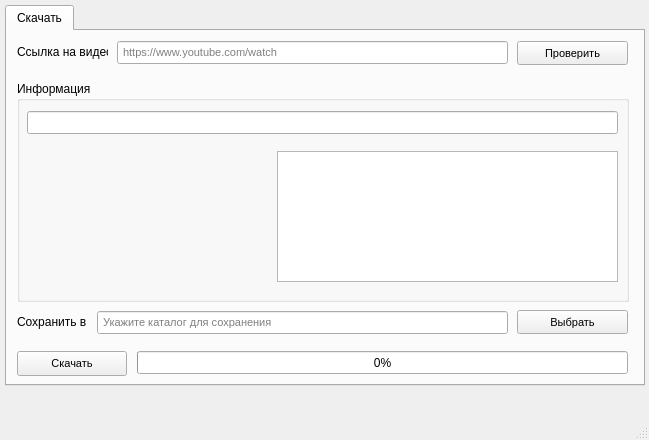
Old version of the form untitled.ui in the repository sourcecasts/tubeles.
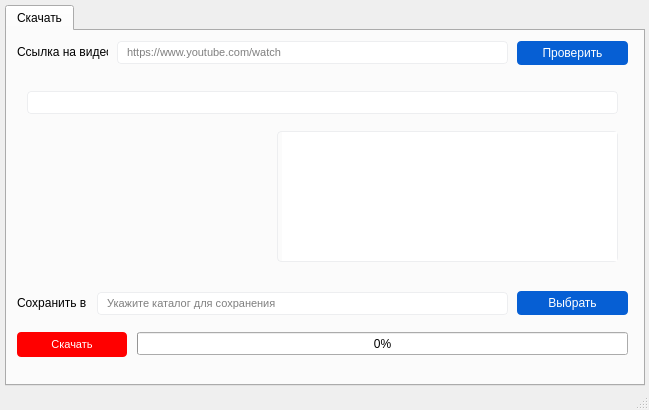
New version of the form. Icons and pictures are not drawn.

The edit to the form file:
```diff
--- a/untitled.ui
+++ b/untitled.ui
@@ -10,7 +10,7 @@
     <x>0</x>
     <y>0</y>
     <width>649</width>
-    <height>440</height>
+    <height>410</height>
    </rect>
   </property>
   <property name="tabletTracking">
@@ -97,6 +97,11 @@
       <property name="layoutDirection">
        <enum>Qt::LeftToRight</enum>
       </property>
+      <property name="styleSheet">
+       <string notr="true">border: 1px solid #edeef0;
+padding-left: 4px;
+border-radius: 4px;</string>
+      </property>
       <property name="text">
        <string/>
       </property>
@@ -156,11 +161,17 @@
       <property name="font">
        <font>
         <family>MS Shell Dlg 2</family>
-        <pointsize>8</pointsize>
+        <pointsize>9</pointsize>
         <weight>50</weight>
         <bold>false</bold>
        </font>
       </property>
+      <property name="styleSheet">
+       <string notr="true">background-color: #065fd4;
+border-radius:4px;
+border-color: #065fd4;
+color: #ffffff;</string>
+      </property>
       <property name="text">
        <string>Проверить</string>
       </property>
@@ -181,7 +192,7 @@
       <property name="geometry">
        <rect>
         <x>10</x>
-        <y>320</y>
+        <y>301</y>
         <width>110</width>
         <height>25</height>
        </rect>
@@ -194,6 +205,12 @@
         <bold>false</bold>
        </font>
       </property>
+      <property name="styleSheet">
+       <string notr="true">background-color: #ff0000;
+border-radius:4px;
+border-color: #ff0000;
+color: #ffffff;</string>
+      </property>
       <property name="text">
        <string>Скачать</string>
       </property>
@@ -214,7 +231,7 @@
       <property name="geometry">
        <rect>
         <x>20</x>
-        <y>80</y>
+        <y>60</y>
         <width>591</width>
         <height>23</height>
        </rect>
@@ -240,6 +257,11 @@
       <property name="layoutDirection">
        <enum>Qt::LeftToRight</enum>
       </property>
+      <property name="styleSheet">
+       <string notr="true">border: 1px solid #edeef0;
+padding-left: 4px;
+border-radius: 4px;</string>
+      </property>
       <property name="text">
        <string/>
       </property>
@@ -277,21 +299,29 @@
         <x>10</x>
         <y>50</y>
         <width>612</width>
-        <height>221</height>
+        <height>201</height>
        </rect>
       </property>
+      <property name="styleSheet">
+       <string notr="true">border-radius:4px;</string>
+      </property>
       <property name="title">
-       <string>Информация</string>
+       <string/>
       </property>
       <widget class="QTextEdit" name="text_desc">
        <property name="geometry">
         <rect>
          <x>260</x>
-         <y>70</y>
+         <y>50</y>
          <width>341</width>
          <height>131</height>
         </rect>
        </property>
+       <property name="styleSheet">
+        <string notr="true">border: 1px solid #edeef0;
+padding-left: 4px;
+border-radius: 4px;</string>
+       </property>
        <property name="placeholderText">
         <string/>
        </property>
@@ -300,7 +330,7 @@
        <property name="geometry">
         <rect>
          <x>10</x>
-         <y>69</y>
+         <y>49</y>
          <width>231</width>
          <height>131</height>
         </rect>
@@ -328,7 +358,7 @@
        <property name="geometry">
         <rect>
          <x>10</x>
-         <y>70</y>
+         <y>49</y>
          <width>231</width>
          <height>131</height>
         </rect>
@@ -360,7 +390,7 @@
       <property name="geometry">
        <rect>
         <x>510</x>
-        <y>279</y>
+        <y>260</y>
         <width>111</width>
         <height>24</height>
        </rect>
@@ -368,11 +398,17 @@
       <property name="font">
        <font>
         <family>MS Shell Dlg 2</family>
-        <pointsize>8</pointsize>
+        <pointsize>9</pointsize>
         <weight>50</weight>
         <bold>false</bold>
        </font>
       </property>
+      <property name="styleSheet">
+       <string notr="true">background-color: #065fd4;
+border-radius:4px;
+border-color: #065fd4;
+color: #ffffff;</string>
+      </property>
       <property name="text">
        <string>Выбрать</string>
       </property>
@@ -390,7 +426,7 @@
       <property name="geometry">
        <rect>
         <x>10</x>
-        <y>280</y>
+        <y>261</y>
         <width>91</width>
         <height>21</height>
        </rect>
@@ -406,7 +442,7 @@
       <property name="geometry">
        <rect>
         <x>90</x>
-        <y>280</y>
+        <y>261</y>
         <width>411</width>
         <height>23</height>
        </rect>
@@ -432,6 +468,11 @@
       <property name="layoutDirection">
        <enum>Qt::LeftToRight</enum>
       </property>
+      <property name="styleSheet">
+       <string notr="true">border: 1px solid #edeef0;
+padding-left: 4px;
+border-radius: 4px;</string>
+      </property>
       <property name="text">
        <string/>
       </property>
@@ -467,7 +508,7 @@
       <property name="geometry">
        <rect>
         <x>130</x>
-        <y>320</y>
+        <y>301</y>
         <width>491</width>
         <height>23</height>
        </rect>
```
Left out of the diff: 6 changed lines with no effect on the pictures.
